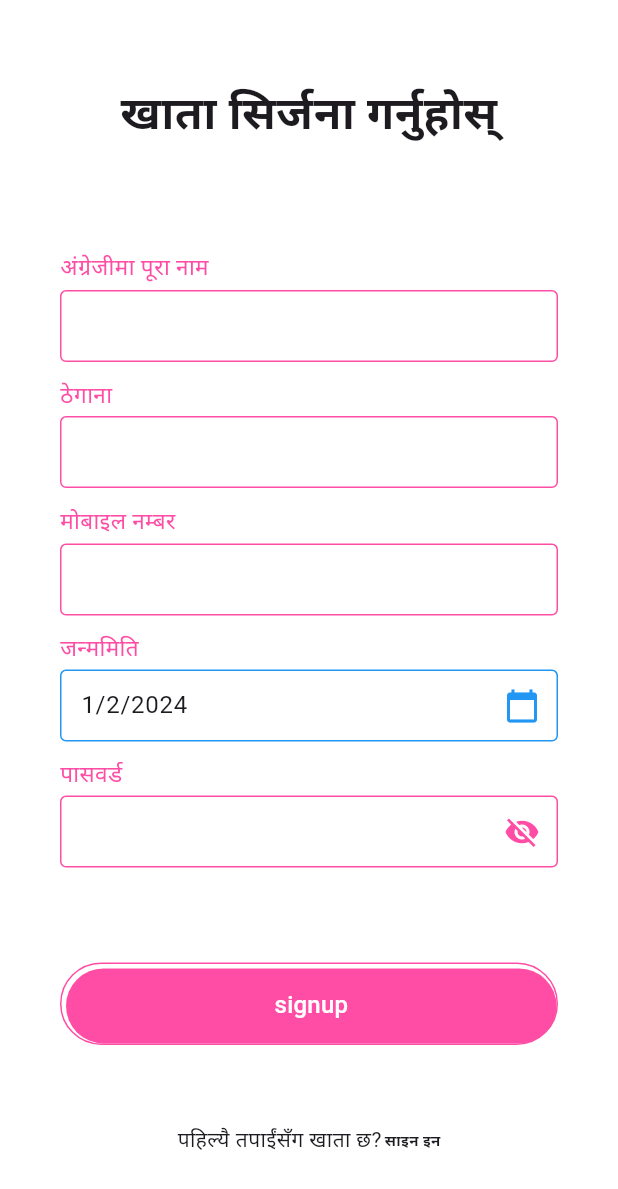
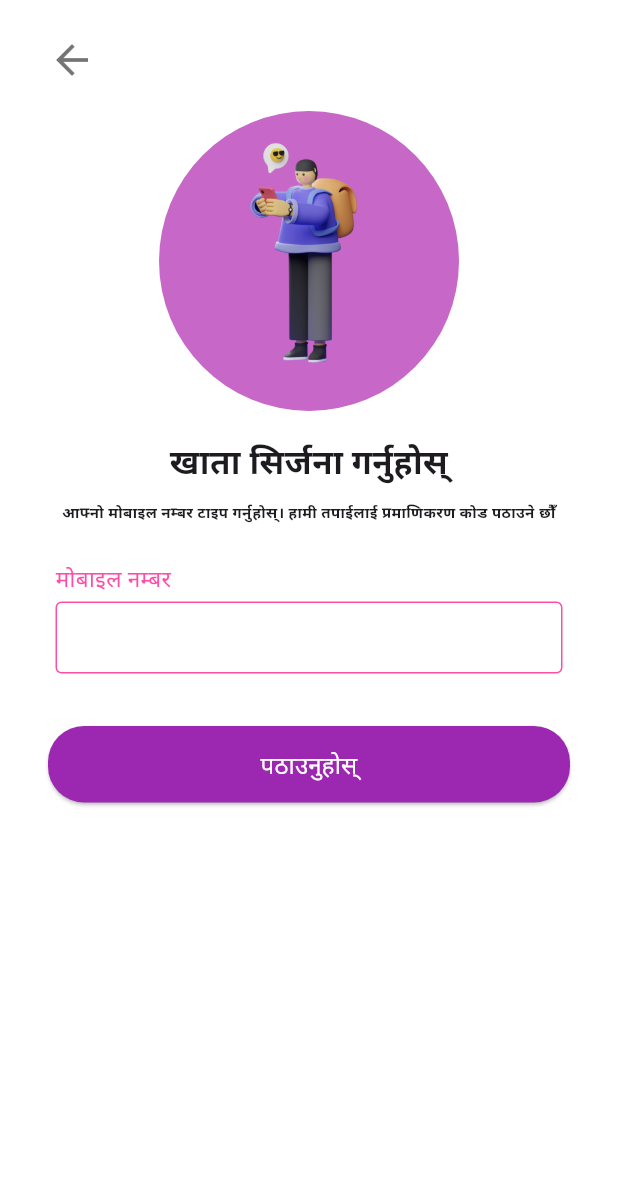
Before and after one commit to Santosh-NPL/Farm, a Flutter app: the screen it shows after launch, after a tap on "खाता सिर्जना गर्नुहोस्", on a phone screen of 412 x 824 dp. Shown: the top 1189 px of the screen. Run offline on Flutter 3.47's test engine with Material 3 defaults, Android fonts, the phone set to English and light mode, and no system bars; our stand-ins replace fluttertoast, get; project files that could hold a hidden picture were left out.

Commit message:
registration mobile screen and otp creation

```diff
--- /dev/null
+++ b/lib/resources/components/button.dart
@@ -0,0 +1,42 @@
+import 'package:flutter/material.dart';
+
+class ButtonCreated extends StatefulWidget {
+  const ButtonCreated({super.key, required this.buttonText, required this.onPress,});
+
+  final String buttonText;
+  final VoidCallback onPress;
+  @override
+  State<ButtonCreated> createState() => _ButtonCreatedState();
+}
+
+class _ButtonCreatedState extends State<ButtonCreated> {
+  @override
+  Widget build(BuildContext context) {
+    return SizedBox(
+      width: double.infinity,
+      child: ElevatedButton(
+        onPressed: () {
+          widget.onPress();
+        },
+        style: ButtonStyle(
+          foregroundColor:
+          MaterialStateProperty.all<Color>(Colors.white),
+          backgroundColor:
+          MaterialStateProperty.all<Color>(Colors.purple),
+          shape: MaterialStateProperty.all<RoundedRectangleBorder>(
+            RoundedRectangleBorder(
+              borderRadius: BorderRadius.circular(24.0),
+            ),
+          ),
+        ),
+        child: Padding(
+          padding: EdgeInsets.all(14.0),
+          child: Text(
+            widget.buttonText,
+            style: TextStyle(fontSize: 16),
+          ),
+        ),
+      ),
+    );
+  }
+}
--- a/lib/resources/components/input_field.dart
+++ b/lib/resources/components/input_field.dart
@@ -6,15 +6,19 @@ class InputFiles extends StatefulWidget {
   const InputFiles({
     Key? key,
     required this.label,
+    this.prefixText,
     this.obscureText = false,
     this.suffix,
-    this.inputType = TextInputType.text, // Default input type is TextInputType.text
+    this.inputType = TextInputType.text,
+    this.showPrefix = false, // Added a showPrefix parameter with a default value
   }) : super(key: key);
 
   final String label;
+  final String? prefixText;
   final bool obscureText;
   final Widget? suffix;
   final TextInputType inputType;
+  final bool showPrefix; // Added showPrefix parameter
 
   @override
   _InputFilesState createState() => _InputFilesState();
@@ -40,6 +44,7 @@ class _InputFilesState extends State<InputFiles> {
           height: 5,
         ),
         TextField(
+          style: TextStyle(fontSize: 18),
           obscureText: widget.obscureText && !_isPasswordVisible,
           keyboardType: widget.inputType,
           inputFormatters: widget.inputType == TextInputType.number
@@ -55,7 +60,9 @@ class _InputFilesState extends State<InputFiles> {
                 });
               },
               child: Icon(
-                _isPasswordVisible ? Icons.visibility : Icons.visibility_off,
+                _isPasswordVisible
+                    ? Icons.visibility
+                    : Icons.visibility_off,
                 color: AppColor.primaryColor,
               ),
             )
@@ -66,6 +73,16 @@ class _InputFilesState extends State<InputFiles> {
             border: OutlineInputBorder(
               borderSide: BorderSide(color: AppColor.primaryColor),
             ),
+            prefix: widget.showPrefix
+                ? Padding(
+              padding: EdgeInsets.symmetric(horizontal: 8),
+              child: Text(
+                widget.prefixText ?? '',
+                style:
+                TextStyle(fontSize: 18, fontWeight: FontWeight.bold),
+              ),
+            )
+                : null, // Show prefix only if showPrefix is true
           ),
         ),
         SizedBox(
--- a/lib/resources/languages/languages.dart
+++ b/lib/resources/languages/languages.dart
@@ -30,6 +30,8 @@ class Languages extends Translations{
       'password': 'Password',
       'english_full_name' : 'Full Name',
       'already_have_an_account' : 'Already have an account ',
+      'lets_start': 'Let\'s get started',
+      'slogan': 'Never a better time than no to start',
     },
 
 
@@ -62,7 +64,10 @@ class Languages extends Translations{
       'address': 'ठेगाना',
       'dob': 'जन्ममिति',
       'already_have_an_account' : 'पहिल्यै तपाईंसँग खाता छ?',
-
+      'lets_start': 'सुरु गरौं',
+      'slogan' : 'गाई पालनमा समृद्धि, दुधमा आनन्द: दिनदिन वृद्धि गर्दै गाई फार्मिङ्ग।',
+      'add_mobile': 'आफ्नो मोबाइल नम्बर टाइप गर्नुहोस्। हामी तपाईलाई प्रमाणिकरण कोड पठाउने छौँ ',
+      'send': 'पठाउनुहोस्',
     }
 
 
--- a/lib/resources/routes/routes.dart
+++ b/lib/resources/routes/routes.dart
@@ -1,5 +1,7 @@
 import 'package:farm/resources/routes/routes_name.dart';
 import 'package:farm/view/login/login_screen.dart';
+import 'package:farm/view/signup/mobile_screen.dart';
+import 'package:farm/view/signup/otp_screen.dart';
 import 'package:farm/view/signup/signup_screen.dart';
 import 'package:farm/view/splash_screen.dart';
 import 'package:get/get.dart';
@@ -17,6 +19,16 @@ class AppRoutes {
         transitionDuration: Duration(milliseconds: 250),
         transition: Transition.leftToRightWithFade),
     GetPage(
+        name: RouteName.mobileScreen,
+        page: () => MobileScreen(),
+        transitionDuration: Duration(milliseconds: 250),
+        transition: Transition.leftToRightWithFade),
+    GetPage(
+        name: RouteName.otpScreen,
+        page: () => OTPScreen(),
+        transitionDuration: Duration(milliseconds: 250),
+        transition: Transition.leftToRightWithFade),
+    GetPage(
         name: RouteName.signupScreen,
         page: () => SignupScreen(),
         transitionDuration: Duration(milliseconds: 250),
--- a/lib/resources/routes/routes_name.dart
+++ b/lib/resources/routes/routes_name.dart
@@ -3,6 +3,7 @@ class RouteName{
   static const String splashScreen = '/';
   static const String loginScreen = '/login_screen';
   static const String signupScreen = '/signup_screen';
-
+  static const String mobileScreen = '/mobile_screen';
+  static const String otpScreen = '/otp_screen';
 
 }
--- a/lib/view/login/login_screen.dart
+++ b/lib/view/login/login_screen.dart
@@ -83,7 +83,7 @@ class _LoginScreenState extends State<LoginScreen> {
                     ),
                     InkWell(
                       onTap: (){
-                        Get.toNamed(RouteName.signupScreen);
+                        Get.toNamed(RouteName.mobileScreen);
                       },
                       child: Text(
                         "sign_up".tr,
--- /dev/null
+++ b/lib/view/signup/mobile_screen.dart
@@ -0,0 +1,115 @@
+import 'package:farm/resources/app_color.dart';
+import 'package:farm/resources/components/button.dart';
+import 'package:farm/resources/components/input_field.dart';
+import 'package:flutter/material.dart';
+import 'package:get/get.dart';
+
+import '../../resources/routes/routes_name.dart';
+
+class MobileScreen extends StatefulWidget {
+  const MobileScreen({super.key});
+
+  @override
+  State<MobileScreen> createState() => _MobileScreenState();
+}
+
+class _MobileScreenState extends State<MobileScreen> {
+  @override
+  Widget build(BuildContext context) {
+    return Scaffold(
+      resizeToAvoidBottomInset: false,
+      backgroundColor: AppColor.white,
+      body: SafeArea(
+        child: Padding(
+          padding: EdgeInsets.symmetric(vertical: 24.0, horizontal: 32.0),
+          child: Column(
+            children: [
+              Align(
+                alignment: Alignment.topLeft,
+                child: GestureDetector(
+                  onTap: () {
+                    Navigator.pop(context);
+                  },
+                  child: Icon(
+                    Icons.arrow_back,
+                    color: Colors.black54,
+                    size: 32,
+                  ),
+                ),
+              ),
+              SizedBox(height: 18,),
+              Container(
+                width: 200,
+                  height: 200,
+                  decoration: BoxDecoration(
+                    color: AppColor.buttonColor,
+                    shape: BoxShape.circle,
+                  ),
+                  child: Image.asset(
+                'assets/images/illustration-2.png',
+                width: 240,
+              )),
+              SizedBox(
+                height: 18,
+              ),
+              Text(
+                "sign_up".tr,
+                style: TextStyle(fontSize: 22, fontWeight: FontWeight.bold),
+              ),
+              SizedBox(
+                height: 10,
+              ),
+              Text('add_mobile'.tr,
+                  style: TextStyle(
+                    fontWeight: FontWeight.bold,
+                    fontSize: 10,
+                  ),
+                textAlign: TextAlign.center,
+              ),
+
+              SizedBox(height: 20,),
+              Container(
+                padding: EdgeInsets.all(5),
+                decoration: BoxDecoration(
+
+                  borderRadius: BorderRadius.circular(12)
+                ),
+                child: Column(
+                  children: [
+                    InputFiles(label: 'mobile'.tr, inputType: TextInputType.number, showPrefix: true, prefixText: '(+977)',),
+                    // TextFormField(
+                    //   keyboardType: TextInputType.number,
+                    //   style: TextStyle(fontSize: 18, fontWeight: FontWeight.bold),
+                    //   decoration: InputDecoration(
+                    //     enabledBorder: OutlineInputBorder(
+                    //       borderSide: BorderSide(color: AppColor.secondaryColor),
+                    //       borderRadius: BorderRadius.circular(10),
+                    //     ),
+                    //     focusedBorder: OutlineInputBorder(
+                    //       borderSide: BorderSide(color: AppColor.secondaryColor),
+                    //       borderRadius: BorderRadius.circular(10),
+                    //     ),
+                    //     prefix: Padding(
+                    //       padding: EdgeInsets.symmetric(horizontal: 8),
+                    //       child: Text(
+                    //         '(+९७७)',
+                    //         style: TextStyle(fontSize: 18, fontWeight: FontWeight.bold),
+                    //       ),
+                    //     ),
+                    //   ),
+                    // ),
+                  ],
+                ),
+              ),
+              SizedBox(height: 20,),
+              ButtonCreated(buttonText: 'send'.tr, onPress: (){
+                Get.toNamed(RouteName.otpScreen);
+                }
+              ),
+            ],
+          ),
+        ),
+      ),
+    );
+  }
+}
--- a/lib/view/signup/signup_screen.dart
+++ b/lib/view/signup/signup_screen.dart
@@ -90,7 +90,7 @@ class _SignupScreenState extends State<SignupScreen> {
                         ),
                       ),
                       child: RoundButton(
-                        title: 'signup'.tr,
+                        title: 'sign_up'.tr,
                         onPress: () {},
                         width: double.infinity,
                       ),
```
Also changed, not shown: lib/resources/components/round_button.dart (+7 -2 lines), lib/view/signup/otp_screen.dart (added, +183 -0 lines), pubspec.yaml (+4 -4 lines), assets/images/illustration-1.png (added), assets/images/illustration-2.png (added), assets/images/illustration-3.png (added).
